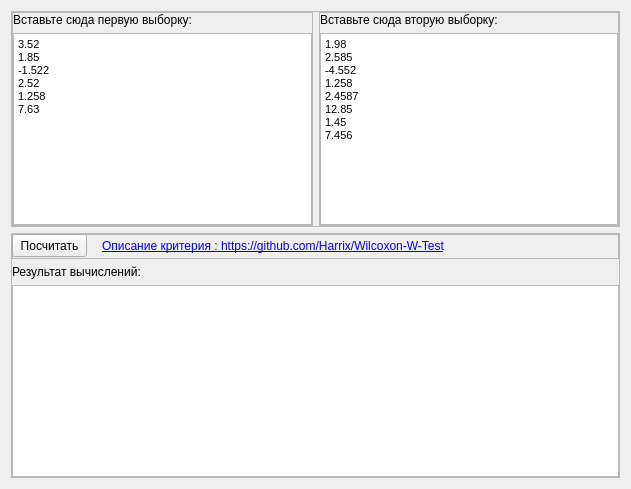
Above: Source/mainwindow.ui from Harrix/Harrix-WilcoxonW before the change. Below: the same form after it.
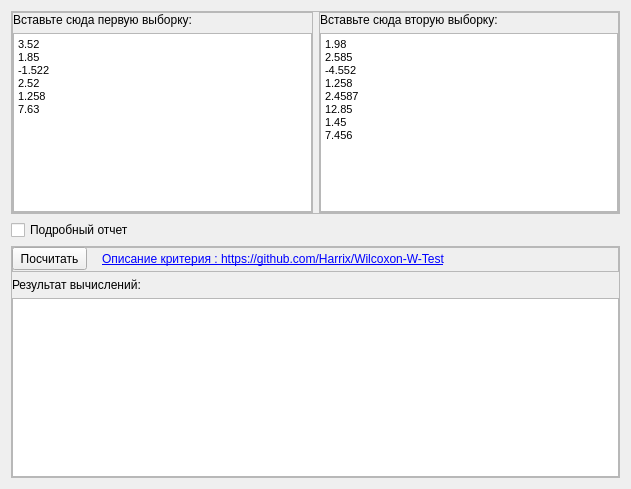
That is the form after the change.

```diff
--- a/Source/mainwindow.ui
+++ b/Source/mainwindow.ui
@@ -135,6 +135,13 @@
       </layout>
      </widget>
     </item>
+    <item>
+     <widget class="QCheckBox" name="checkBox">
+      <property name="text">
+       <string>Подробный отчет</string>
+      </property>
+     </widget>
+    </item>
     <item>
      <widget class="QFrame" name="frame">
       <property name="minimumSize">
@@ -194,6 +201,9 @@
           <property name="text">
            <string>Посчитать</string>
           </property>
+          <property name="flat">
+           <bool>false</bool>
+          </property>
          </widget>
          <widget class="QLabel" name="label_4">
           <property name="geometry">
```
Left out of the diff: 2 changed lines with no effect on the pictures.
